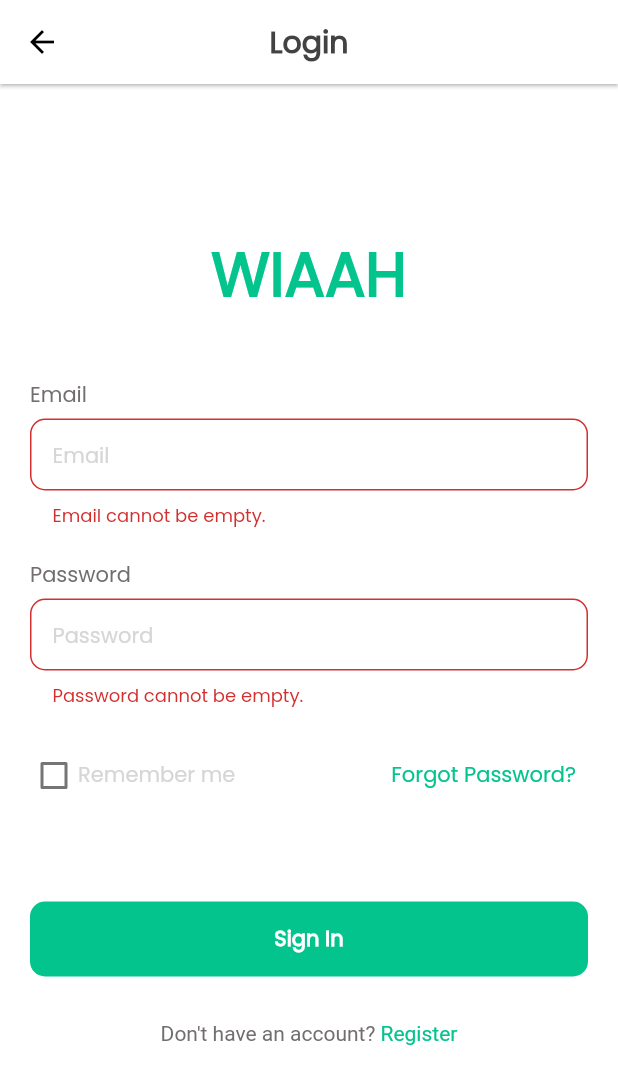
After one commit to Manuelkpatsu/commerce_app, a Flutter app: the LoginScreen screen opened directly, after a tap on "Sign In", on a phone screen of 412 x 824 dp. The commit adds this screen. Shown: the top 1084 px of the screen. Run offline on Flutter 3.47's test engine with Material 2 defaults, Android fonts, the light colour scheme and no system bars; our stand-ins replace persistent_bottom_nav_bar.

Commit message:
Add login screen

```diff
--- a/lib/view/screens/account/buyer_registration_screen.dart
+++ b/lib/view/screens/account/buyer_registration_screen.dart
@@ -342,5 +342,9 @@ class _BuyerRegistrationScreenState extends State<BuyerRegistrationScreen> {
         ]));
   }
 
-  void _signUp() {}
+  void _signUp() {
+    if (_formKey.currentState.validate()) {
+      print('form submitted');
+    }
+  }
 }
--- /dev/null
+++ b/lib/view/screens/account/login_screen.dart
@@ -0,0 +1,208 @@
+import 'package:commerceapp/utils/color_text_styles.dart';
+import 'package:commerceapp/view/widgets/input_decorator.dart';
+import 'package:flutter/gestures.dart';
+import 'package:flutter/material.dart';
+
+class LoginScreen extends StatefulWidget {
+  @override
+  _LoginScreenState createState() => _LoginScreenState();
+}
+
+class _LoginScreenState extends State<LoginScreen> {
+  final GlobalKey<FormState> _formKey = GlobalKey<FormState>();
+
+  final TextEditingController _emailController = TextEditingController();
+  final TextEditingController _passwordController = TextEditingController();
+  bool _rememberMe = false;
+
+  // Add validate email function.
+  String _validateEmail(String value) {
+    if (value.isEmpty) {
+      return 'Email cannot be empty.';
+    }
+    return null;
+  }
+
+  // Add validate password function.
+  String _validatePassword(String value) {
+    if (value.isEmpty) {
+      return 'Password cannot be empty.';
+    } else if (value.length < 8) {
+      return 'Password must be at least 8 characters.';
+    }
+    return null;
+  }
+
+  @override
+  Widget build(BuildContext context) {
+    return Scaffold(
+        resizeToAvoidBottomInset: true,
+        appBar: AppBar(title: _appBarTitle(), centerTitle: true),
+        body: _body());
+  }
+
+  Widget _appBarTitle() {
+    return Text('Login', style: kAppBarText);
+  }
+
+  Widget _body() {
+    return Form(
+      key: _formKey,
+      autovalidateMode: AutovalidateMode.onUserInteraction,
+      child: Center(
+        child: SingleChildScrollView(
+          padding: EdgeInsets.symmetric(horizontal: 20),
+          child: Column(
+            children: [
+              _title(),
+              SizedBox(height: 40),
+              _emailTitle(),
+              SizedBox(height: 5),
+              _emailTextField(),
+              SizedBox(height: 20),
+              _passwordTitle(),
+              SizedBox(height: 5),
+              _passwordTextField(),
+              SizedBox(height: 20),
+              _rememberMeAndForgotPassword(),
+              SizedBox(height: 60),
+              _signInButton(),
+              SizedBox(height: 30),
+              _register(),
+              SizedBox(height: 30),
+            ],
+          ),
+        ),
+      ),
+    );
+  }
+
+  Widget _title() {
+    return Text('Wiaah'.toUpperCase(),
+        textAlign: TextAlign.center,
+        style: kBodyText.copyWith(
+            color: kPrimaryAccent, fontSize: 40, fontWeight: FontWeight.w600));
+  }
+
+  Widget _emailTitle() {
+    return Align(
+      alignment: Alignment.centerLeft,
+      child: Text('Email',
+          style: kBodyText.copyWith(
+              color: kGrey, fontSize: 14, fontWeight: FontWeight.w500)),
+    );
+  }
+
+  Widget _emailTextField() {
+    return TextFormField(
+        controller: _emailController,
+        autofocus: false,
+        keyboardType: TextInputType.emailAddress,
+        textInputAction: TextInputAction.next,
+        validator: _validateEmail,
+        decoration: CustomInputDecorator.textFieldStyle(
+            borderRadius: BorderRadius.circular(10),
+            hintText: 'Email',
+            hintStyle: kBodyText.copyWith(color: kLighterGrey, fontSize: 14),
+            contentPadding:
+                EdgeInsets.symmetric(horizontal: 15, vertical: 13)));
+  }
+
+  Widget _passwordTitle() {
+    return Align(
+      alignment: Alignment.centerLeft,
+      child: Text('Password',
+          style: kBodyText.copyWith(
+              color: kGrey, fontSize: 14, fontWeight: FontWeight.w500)),
+    );
+  }
+
+  Widget _passwordTextField() {
+    return TextFormField(
+        controller: _passwordController,
+        autofocus: false,
+        obscureText: true,
+        textInputAction: TextInputAction.done,
+        validator: _validatePassword,
+        decoration: CustomInputDecorator.textFieldStyle(
+            borderRadius: BorderRadius.circular(10),
+            hintText: 'Password',
+            hintStyle: kBodyText.copyWith(color: kLighterGrey, fontSize: 14),
+            contentPadding:
+                EdgeInsets.symmetric(horizontal: 15, vertical: 13)));
+  }
+
+  Widget _rememberMeAndForgotPassword() {
+    return Row(
+      crossAxisAlignment: CrossAxisAlignment.center,
+      mainAxisAlignment: MainAxisAlignment.spaceBetween,
+      children: [_rememberMeCondition(), _forgotPassword()],
+    );
+  }
+
+  Widget _rememberMeCondition() {
+    return Row(
+      crossAxisAlignment: CrossAxisAlignment.center,
+      mainAxisAlignment: MainAxisAlignment.start,
+      children: [
+        Checkbox(
+          value: _rememberMe,
+          activeColor: kPrimaryAccent,
+          materialTapTargetSize: MaterialTapTargetSize.shrinkWrap,
+          visualDensity: VisualDensity.compact,
+          onChanged: (value) {
+            setState(() {
+              _rememberMe = value;
+            });
+          },
+        ),
+        _rememberMeText()
+      ],
+    );
+  }
+
+  Widget _rememberMeText() {
+    return Text('Remember me',
+        style: kBodyText.copyWith(color: kLighterGrey, fontSize: 14));
+  }
+
+  Widget _forgotPassword() {
+    return TextButton(
+        onPressed: () {},
+        child: Text('Forgot Password?',
+            style: kBodyText.copyWith(color: kPrimaryAccent, fontSize: 14)));
+  }
+
+  Widget _signInButton() {
+    return MaterialButton(
+      height: 50,
+      color: kPrimaryAccent,
+      elevation: 0,
+      minWidth: MediaQuery.of(context).size.width,
+      shape: RoundedRectangleBorder(borderRadius: BorderRadius.circular(10)),
+      onPressed: _signIn,
+      child: Text('Sign In',
+          style: kBodyText.copyWith(
+              color: kWhite, fontSize: 14, fontWeight: FontWeight.w600)),
+    );
+  }
+
+  Widget _register() {
+    return RichText(
+        text: TextSpan(
+            text: "Don't have an account?",
+            style: kBodyText.copyWith(color: kGrey, fontSize: 14),
+            children: <TextSpan>[
+          TextSpan(
+              text: ' Register',
+              style: kBodyText.copyWith(color: kPrimaryAccent, fontSize: 14),
+              recognizer: TapGestureRecognizer()..onTap = () {})
+        ]));
+  }
+
+  void _signIn() {
+    if (_formKey.currentState.validate()) {
+      print('form submitted');
+    }
+  }
+}
--- a/lib/view/screens/account/seller_registration_screen.dart
+++ b/lib/view/screens/account/seller_registration_screen.dart
@@ -266,5 +266,9 @@ class _SellerRegistrationScreenState extends State<SellerRegistrationScreen> {
         ]));
   }
 
-  void _signUp() {}
+  void _signUp() {
+    if (_formKey.currentState.validate()) {
+      print('form submitted');
+    }
+  }
 }
```
